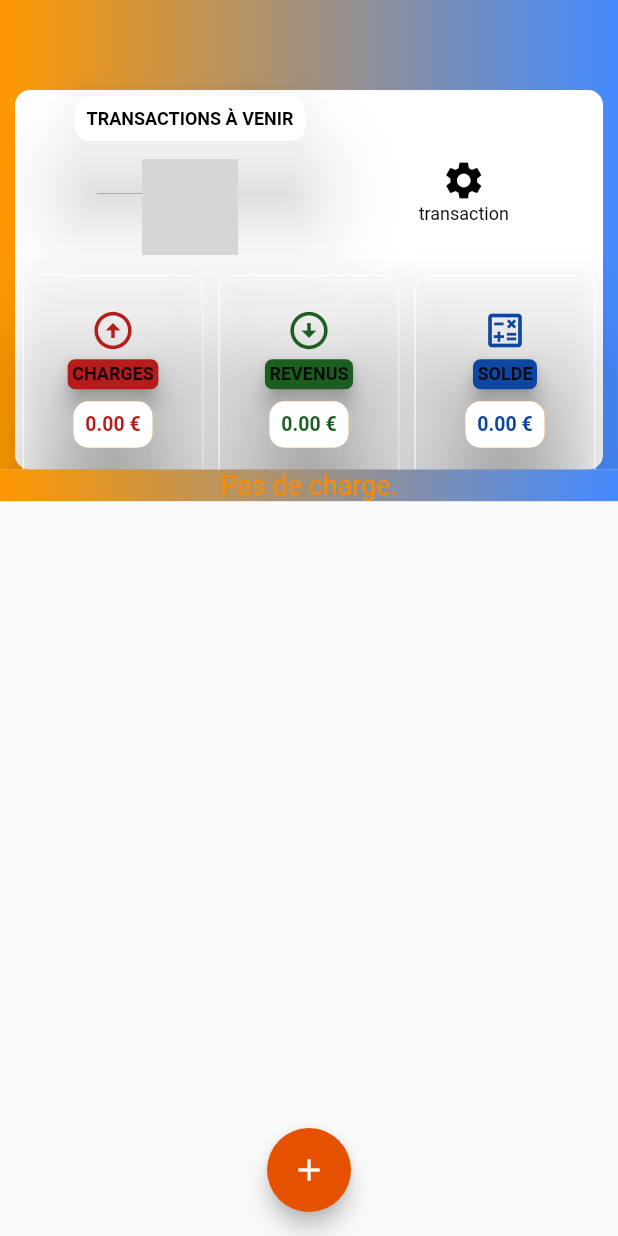
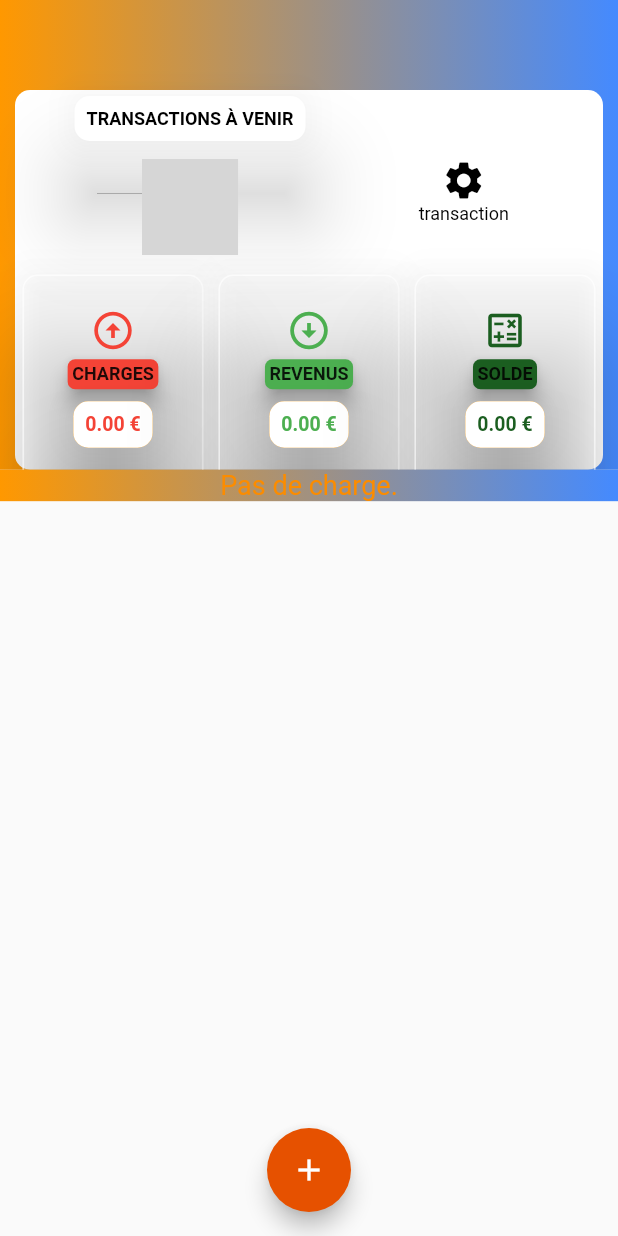
Before and after one commit to NOA-FASHION/easyEconomy, a Flutter app: the GestionMensuelLive screen opened directly with empty values, on a phone screen of 412 x 824 dp. Run offline on Flutter 3.47's test engine with Material 2 defaults, Android fonts, the phone set to English and light mode, and no system bars; drawn by our look-alikes of draggable_home, flip_card; our stand-ins replace accordion, image_picker, lottie, nanoid, page_transition, shared_preferences and 2 more; missing offline and left inert: currency_textfield, flutter_pie_chart, marquee_text, multi_charts; accounts and stored records are empty; grey boxes are pictures that could not be loaded.

Commit message:
chart en cours de test

```diff
--- a/lib/screens/calcul_montant_mensuel.dart
+++ b/lib/screens/calcul_montant_mensuel.dart
@@ -313,12 +313,21 @@ class CalculMontantMensuel {
                           height: 80,
                           child: FlutterPieChart(
                             pies: [
-                              Pie(color: Colors.red, proportion: montantCharge),
                               Pie(
-                                  color: Colors.green,
+                                  color: Colors.red.shade500,
+                                  proportion: montantCharge),
+                              Pie(
+                                  color: Colors.green.shade500,
                                   proportion: montantRevenu),
+                              Pie(
+                                  color: montantCharge > montantRevenu
+                                      ? Colors.red.shade900
+                                      : Colors.green.shade900,
+                                  proportion: montantTotals > 0
+                                      ? montantTotals
+                                      : -montantTotals),
                             ],
-                            selected: 1,
+                            selected: 2,
                           ),
                           // child: PieChart(
                           //   textScaleFactor: 0.0,
@@ -469,13 +478,20 @@ class CalculMontantMensuel {
                           child: FlutterPieChart(
                             pies: [
                               Pie(
-                                  color: Colors.red,
+                                  color: Colors.red.shade500,
                                   proportion: montantChargeLive),
                               Pie(
-                                  color: Colors.green,
+                                  color: Colors.green.shade500,
                                   proportion: montantRevenuLive),
+                              Pie(
+                                  color: montantChargeLive > montantRevenuLive
+                                      ? Colors.red.shade900
+                                      : Colors.green.shade900,
+                                  proportion: montantTotalsLive > 0
+                                      ? montantTotalsLive
+                                      : -montantTotalsLive),
                             ],
-                            selected: 1,
+                            selected: 2,
                           ),
                           // child: PieChart(
                           //   textScaleFactor: 0.0,
--- a/lib/screens/screen_indicator_montant_gestionMensuel_live.dart
+++ b/lib/screens/screen_indicator_montant_gestionMensuel_live.dart
@@ -182,18 +182,26 @@ class _ScreenIndicatorMontantGestionLiveState
   Color choixColors() {
     Color montant = Colors.white;
 
-    if (widget.titre == "Prévision  solde" ||
-        widget.titre == 'Restants ' ||
-        widget.titre == 'Solde live') {
-      montant = Colors.blue.shade900;
+    if (widget.titre == "Prévision  solde" || widget.titre == 'Restants ') {
+      if (widget.montantCharge > widget.montantRevenu) {
+        montant = Colors.red.shade900;
+      } else {
+        montant = Colors.green.shade900;
+      }
+    } else if (widget.titre == "Solde live") {
+      if (widget.montantChargeLive > widget.montantRevenuLive) {
+        montant = Colors.red.shade900;
+      } else {
+        montant = Colors.green.shade900;
+      }
     } else if (widget.titre == "Prévisions revenus" ||
         widget.titre == 'revenus restants' ||
         widget.titre == 'Revenu live') {
-      montant = Colors.green.shade900;
+      montant = Colors.green.shade500;
     } else if (widget.titre == "Prévisons charges" ||
         widget.titre == "Charge Live" ||
         widget.titre == "Charges validées") {
-      montant = Colors.red.shade900;
+      montant = Colors.red.shade500;
     }
 
     return montant;
```
Also changed, not shown: lib/screens/calcul_montant.dart (+31 -5 lines), lib/screens/screen_indicateur_montant.dart (+8 -3 lines).
